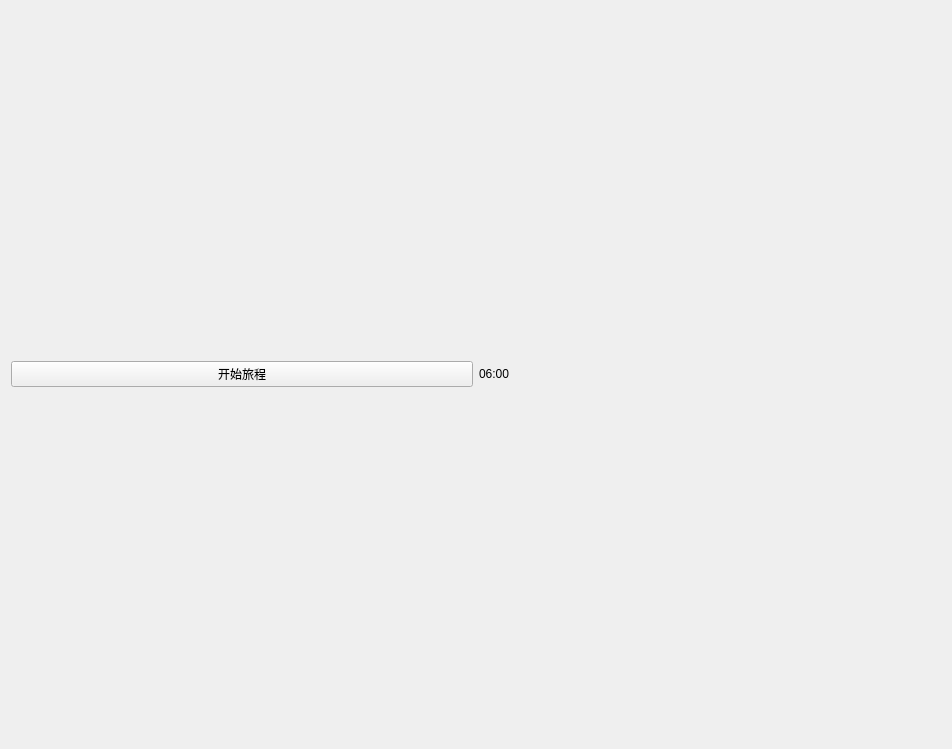
Old version of the form start.ui in the repository Traeyee/trip_assist.
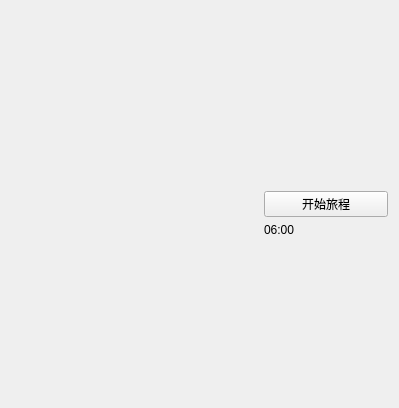
New version of the form.

Patch:
```diff
--- a/start.ui
+++ b/start.ui
@@ -6,30 +6,36 @@
    <rect>
     <x>0</x>
     <y>0</y>
-    <width>952</width>
-    <height>749</height>
+    <width>399</width>
+    <height>408</height>
    </rect>
   </property>
   <property name="windowTitle">
    <string>Form</string>
   </property>
   <layout class="QGridLayout" name="gridLayout_2">
-   <item row="0" column="0">
-    <widget class="QPushButton" name="startTrip">
-     <property name="text">
-      <string>开始旅程</string>
-     </property>
-    </widget>
+   <item row="0" column="0" rowspan="3" colspan="2">
+    <layout class="QGridLayout" name="gridLayout"/>
    </item>
-   <item row="0" column="1">
+   <item row="2" column="2" alignment="Qt::AlignLeft|Qt::AlignTop">
     <widget class="QLabel" name="sysTimeUi">
+     <property name="maximumSize">
+      <size>
+       <width>124</width>
+       <height>361</height>
+      </size>
+     </property>
      <property name="text">
       <string>06:00</string>
      </property>
     </widget>
    </item>
-   <item row="1" column="0" colspan="2">
-    <layout class="QGridLayout" name="gridLayout"/>
+   <item row="1" column="2">
+    <widget class="QPushButton" name="startTrip">
+     <property name="text">
+      <string>开始旅程</string>
+     </property>
+    </widget>
    </item>
   </layout>
  </widget>
```
